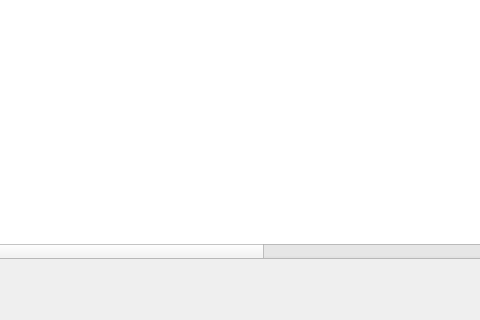
This is jeju.ui in Meoung-eun/jejudo as Qt 5 draws it before an edit; both pictures show x 583 to 1063 and y 512 to 832 of the 1257 by 832 pixel window. The edited form follows.
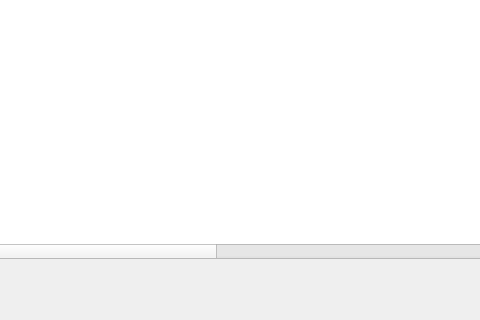
This is the edited form.

Commit message: ui 수정. 1월 4일 20시 44분

```diff
--- a/jeju.ui
+++ b/jeju.ui
@@ -40,7 +40,7 @@
      <number>0</number>
     </property>
     <property name="columnCount">
-     <number>16</number>
+     <number>17</number>
     </property>
     <column>
      <property name="text">
@@ -122,6 +122,14 @@
       <string>데이터갱신일자</string>
      </property>
     </column>
+    <column>
+     <property name="text">
+      <string/>
+     </property>
+     <property name="textAlignment">
+      <set>AlignCenter</set>
+     </property>
+    </column>
    </widget>
    <widget class="QLabel" name="label">
     <property name="geometry">
```
